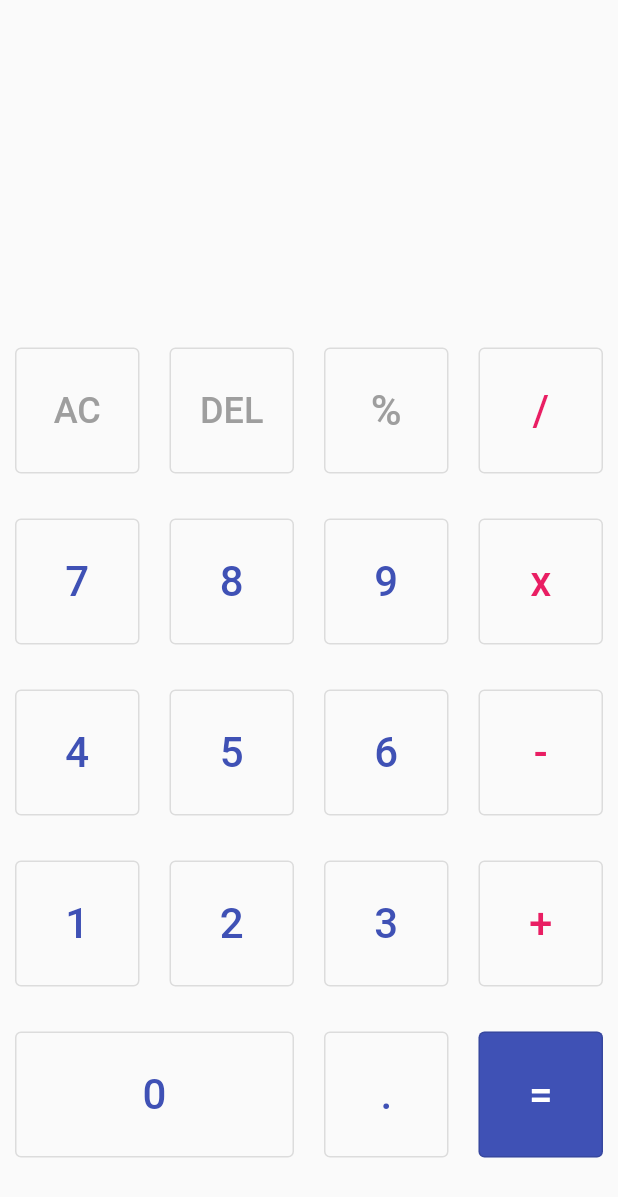
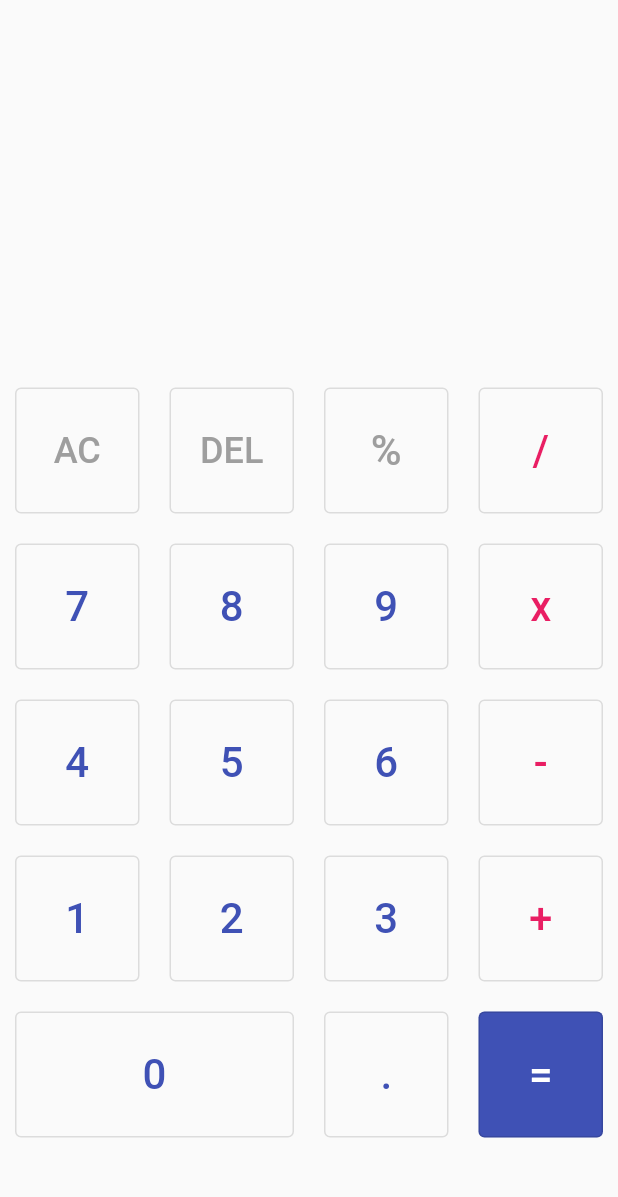
Before and after one commit to pureduck2/calculator, a Flutter app: the screen it shows after launch, on a phone screen of 412 x 824 dp. Shown: the top 1197 px of the screen. Run offline on Flutter 3.47's test engine with Material 2 defaults, Android fonts, the phone set to English and light mode, and no system bars; our stand-ins replace math_expressions.

Commit message:
Remove leftover SizedBoxes

```diff
--- a/lib/screens/calculator.dart
+++ b/lib/screens/calculator.dart
@@ -188,13 +188,9 @@ class _CalculatorState extends State<Calculator> {
           Column(
             children: <Widget>[
               Row(children: sublistButtons(0, 4)),
-              const SizedBox(height: 10),
               Row(children: sublistButtons(4, 8)),
-              const SizedBox(height: 10),
               Row(children: sublistButtons(8, 12)),
-              const SizedBox(height: 10),
               Row(children: sublistButtons(12, 16)),
-              const SizedBox(height: 10),
               Row(children: <Widget>[
                 // It doesn't look right, but whatever
                 ...sublistButtons(16, 19)
```
